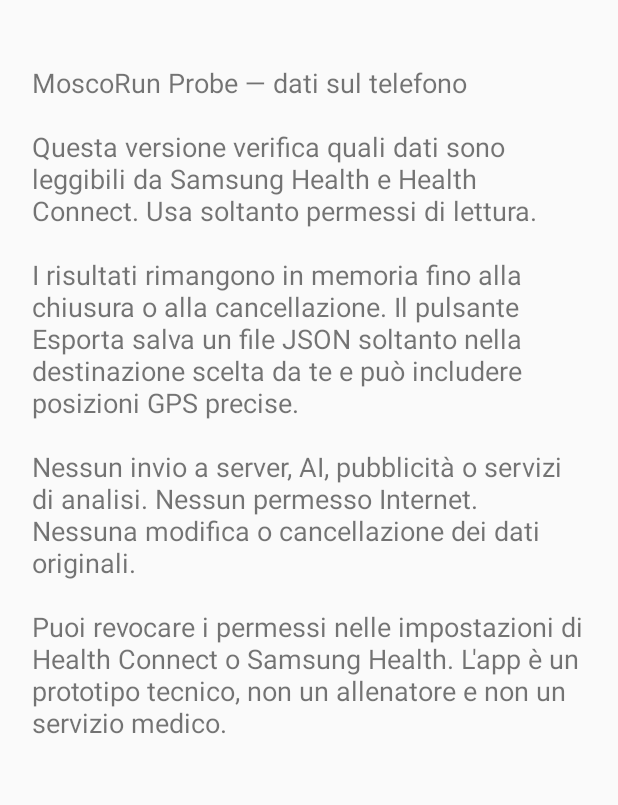
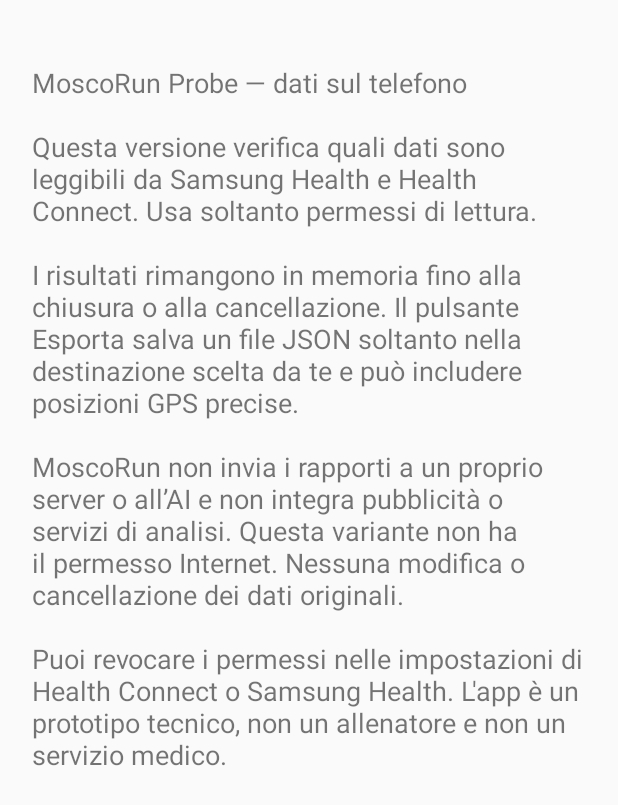
Before and after one commit to littlefly1969/moscorun, an Android app: the PrivacyActivity screen opened directly, with no data from a screen before it, on a phone screen of 412 x 824 dp. Shown: the top 805 px of the screen. Run offline under Robolectric (Android 15) with nearby library versions, the phone set to English and light mode, and no system bars.

Commit message:
fix: disclose network permission contributed by Samsung SDK

```diff
--- a/android-probe/app/src/main/AndroidManifest.xml
+++ b/android-probe/app/src/main/AndroidManifest.xml
@@ -15,7 +15,7 @@
         <package android:name="com.google.android.apps.healthdata" />
         <package android:name="com.sec.android.app.shealth" />
     </queries>
-    <!-- No INTERNET, location, background, write or storage permissions. -->
+    <!-- No location, background, write or storage permissions. Samsung AAR contributes INTERNET only to withSamsung. -->
     <application android:theme="@style/AppTheme" android:label="@string/app_name"
         android:icon="@drawable/ic_launcher" android:allowBackup="false" android:supportsRtl="true"
         android:usesCleartextTraffic="false">
--- a/android-probe/app/src/main/java/it/moscorun/probe/PrivacyActivity.kt
+++ b/android-probe/app/src/main/java/it/moscorun/probe/PrivacyActivity.kt
@@ -7,9 +7,12 @@ import android.widget.TextView
 class PrivacyActivity:Activity() {
     override fun onCreate(savedInstanceState:Bundle?) {
         super.onCreate(savedInstanceState)
+        val networkNotice = if(packageManager.checkPermission("android.permission.INTERNET",packageName) == android.content.pm.PackageManager.PERMISSION_GRANTED)
+            "Questa variante include il permesso Internet dichiarato dalla libreria ufficiale Samsung."
+        else "Questa variante non ha il permesso Internet."
         setContentView(TextView(this).apply {
             setPadding(32,64,32,32);textSize=18f
-            text="MoscoRun Probe — dati sul telefono\n\nQuesta versione verifica quali dati sono leggibili da Samsung Health e Health Connect. Usa soltanto permessi di lettura.\n\nI risultati rimangono in memoria fino alla chiusura o alla cancellazione. Il pulsante Esporta salva un file JSON soltanto nella destinazione scelta da te e può includere posizioni GPS precise.\n\nNessun invio a server, AI, pubblicità o servizi di analisi. Nessun permesso Internet. Nessuna modifica o cancellazione dei dati originali.\n\nPuoi revocare i permessi nelle impostazioni di Health Connect o Samsung Health. L'app è un prototipo tecnico, non un allenatore e non un servizio medico."
+            text="MoscoRun Probe — dati sul telefono\n\nQuesta versione verifica quali dati sono leggibili da Samsung Health e Health Connect. Usa soltanto permessi di lettura.\n\nI risultati rimangono in memoria fino alla chiusura o alla cancellazione. Il pulsante Esporta salva un file JSON soltanto nella destinazione scelta da te e può includere posizioni GPS precise.\n\nMoscoRun non invia i rapporti a un proprio server o all’AI e non integra pubblicità o servizi di analisi. $networkNotice Nessuna modifica o cancellazione dei dati originali.\n\nPuoi revocare i permessi nelle impostazioni di Health Connect o Samsung Health. L'app è un prototipo tecnico, non un allenatore e non un servizio medico."
         })
     }
 }
```
Also changed, not shown: 1 other file.
